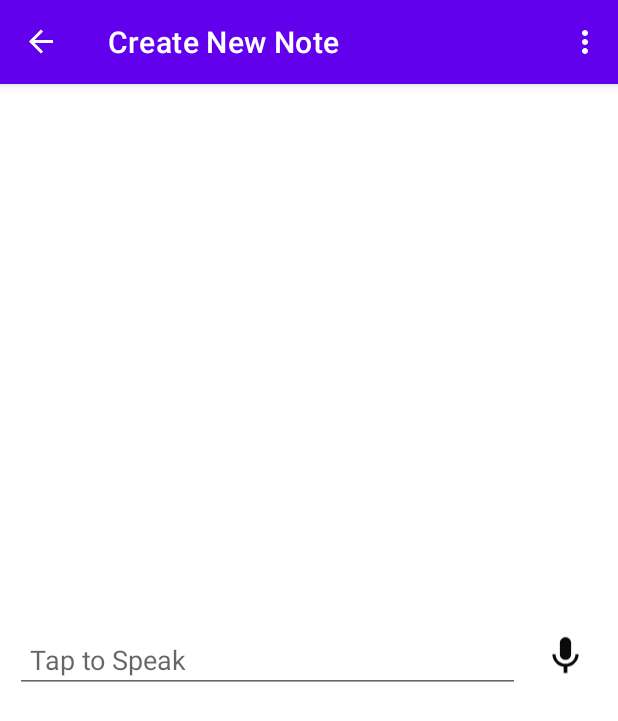
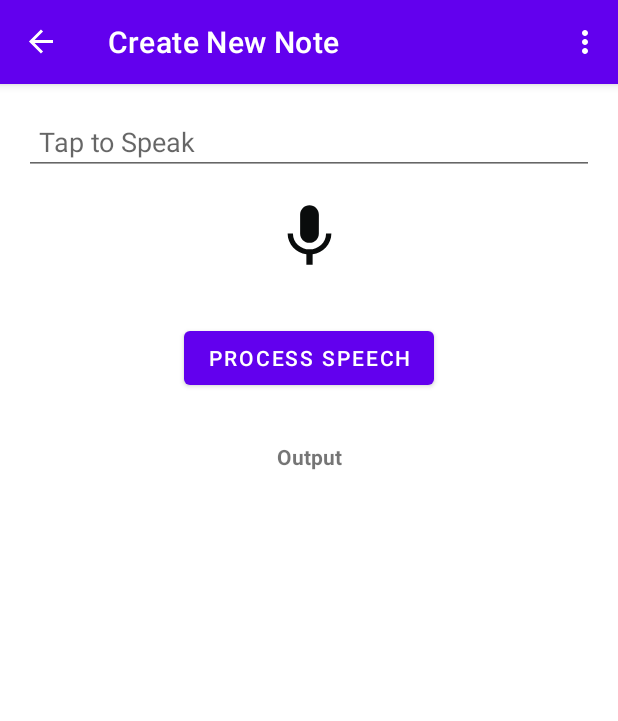
Before and after one commit to vikasvmane/MeetAssist, an Android app: the CreateNoteFragment screen opened through its navigation route, on a phone screen of 412 x 824 dp. Shown: the top 721 px of the screen. Run offline under Robolectric (Android 15) with nearby library versions, the phone set to English and light mode, and no system bars; our stand-ins replace Dagger/Hilt's generated code, navigation-ui.

Commit message:
Fixed recording screen and added summary text

```diff
--- a/app/build.gradle
+++ b/app/build.gradle
@@ -26,7 +26,7 @@ android {
 
     buildTypes {
         debug {
-            buildConfigField "String", "BASE_URL", '"https://api.openai.com/v1/completions"'
+            buildConfigField "String", "BASE_URL", '"https://api.openai.com/v1/completions/"'
         }
         release {
             minifyEnabled false
@@ -64,8 +64,6 @@ dependencies {
     implementation "androidx.room:room-ktx:$room_version"
     implementation "androidx.room:room-runtime:$room_version"
     annotationProcessor "androidx.room:room-compiler:$room_version"
-    // To use Kotlin annotation processing tool (kapt)
-    kapt "androidx.room:room-compiler:$room_version"
     // To use Kotlin Symbol Processing (KSP)
     ksp "androidx.room:room-compiler:$room_version"
 
--- a/app/src/main/java/com/maverickai/meetassist/MainActivity.kt
+++ b/app/src/main/java/com/maverickai/meetassist/MainActivity.kt
@@ -10,7 +10,9 @@ import androidx.navigation.ui.setupActionBarWithNavController
 import android.view.Menu
 import android.view.MenuItem
 import com.maverickai.meetassist.databinding.ActivityMainBinding
+import dagger.hilt.android.AndroidEntryPoint
 
+@AndroidEntryPoint
 class MainActivity : AppCompatActivity() {
 
     private lateinit var appBarConfiguration: AppBarConfiguration
--- a/app/src/main/java/com/maverickai/meetassist/common/di/NetworkModule.kt
+++ b/app/src/main/java/com/maverickai/meetassist/common/di/NetworkModule.kt
@@ -22,10 +22,10 @@ class NetworkModule {
 
     @Singleton
     @Provides
-    fun provideOkHttpClient() {
+    fun provideOkHttpClient(): OkHttpClient {
         val loggingInterceptor = HttpLoggingInterceptor()
         loggingInterceptor.setLevel(HttpLoggingInterceptor.Level.BODY)
-        OkHttpClient.Builder()
+        return OkHttpClient.Builder()
             .addInterceptor(HeaderInterceptor())
             .addInterceptor(loggingInterceptor)
             .build()
--- a/app/src/main/java/com/maverickai/meetassist/feature_list/domain/model/Note.kt
+++ b/app/src/main/java/com/maverickai/meetassist/feature_list/domain/model/Note.kt
@@ -2,11 +2,12 @@ package com.maverickai.meetassist.feature_list.domain.model
 
 import android.os.Parcelable
 import androidx.room.Entity
+import androidx.room.PrimaryKey
 import kotlinx.parcelize.Parcelize
 
-@Entity
+@Entity(tableName = "notes")
 @Parcelize
 data class Note(
-    val id: Int, val title: String, val recordingUrl: String,
+    @PrimaryKey(autoGenerate = true)val id: Int, val title: String, val recordingUrl: String,
     val transcript: String, val summary: String
 ): Parcelable
--- a/app/src/main/java/com/maverickai/meetassist/feature_list/presentation/NotesListFragment.kt
+++ b/app/src/main/java/com/maverickai/meetassist/feature_list/presentation/NotesListFragment.kt
@@ -10,10 +10,12 @@ import androidx.navigation.fragment.findNavController
 import com.maverickai.meetassist.R
 import com.maverickai.meetassist.databinding.FragmentFirstBinding
 import com.maverickai.meetassist.feature_list.domain.model.Note
+import dagger.hilt.android.AndroidEntryPoint
 
 /**
  * A simple [Fragment] subclass as the default destination in the navigation.
  */
+@AndroidEntryPoint
 class NotesListFragment : Fragment() {
 
     private var _binding: FragmentFirstBinding? = null
--- a/app/src/main/java/com/maverickai/meetassist/feature_recording/data/repository/CreateNoteRepositoryImpl.kt
+++ b/app/src/main/java/com/maverickai/meetassist/feature_recording/data/repository/CreateNoteRepositoryImpl.kt
@@ -27,7 +27,8 @@ class CreateNoteRepositoryImpl @Inject constructor(
                     maxTokens = MAX_TOKENS,
                     topP = TOP_P,
                     frequencyPenalty = FREQUENCY_PENALTY,
-                    presencePenalty = PRESENCE_PENALTY
+                    presencePenalty = PRESENCE_PENALTY,
+                    prompt = "$PROMPT$prompt"
                 )
             )
         }
@@ -40,5 +41,6 @@ class CreateNoteRepositoryImpl @Inject constructor(
         const val TOP_P = 1
         const val FREQUENCY_PENALTY = 0
         const val PRESENCE_PENALTY = 0
+        const val PROMPT = "Get summary from the below text\n"
     }
 }
--- a/app/src/main/java/com/maverickai/meetassist/feature_recording/presentation/CreateNoteFragment.kt
+++ b/app/src/main/java/com/maverickai/meetassist/feature_recording/presentation/CreateNoteFragment.kt
@@ -11,6 +11,8 @@ import android.speech.SpeechRecognizer
 import android.view.LayoutInflater
 import android.view.MotionEvent
 import android.view.View
+import android.view.View.GONE
+import android.view.View.VISIBLE
 import android.view.ViewGroup
 import android.widget.EditText
 import android.widget.ImageView
@@ -18,14 +20,17 @@ import android.widget.Toast
 import androidx.core.app.ActivityCompat
 import androidx.core.content.ContextCompat
 import androidx.fragment.app.Fragment
+import androidx.lifecycle.ViewModelProvider
 import com.maverickai.meetassist.R
 import com.maverickai.meetassist.databinding.FragmentSecondBinding
+import dagger.hilt.android.AndroidEntryPoint
 import java.util.*
 
 
 /**
  * A simple [Fragment] subclass as the second destination in the navigation.
  */
+@AndroidEntryPoint
 class CreateNoteFragment : Fragment() {
     private val RecordAudioRequestCode = 1
     private var speechRecognizer: SpeechRecognizer? = null
@@ -33,6 +38,7 @@ class CreateNoteFragment : Fragment() {
     private var micButton: ImageView? = null
 
     private var _binding: FragmentSecondBinding? = null
+    private lateinit var viewModel: CreateNoteViewModel
 
     // This property is only valid between onCreateView and
     // onDestroyView.
@@ -40,7 +46,7 @@ class CreateNoteFragment : Fragment() {
 
     override fun onCreateView(
         inflater: LayoutInflater, container: ViewGroup?, savedInstanceState: Bundle?
-    ): View? {
+    ): View {
 
         _binding = FragmentSecondBinding.inflate(inflater, container, false)
         return binding.root
@@ -49,7 +55,7 @@ class CreateNoteFragment : Fragment() {
 
     override fun onViewCreated(view: View, savedInstanceState: Bundle?) {
         super.onViewCreated(view, savedInstanceState)
-
+        viewModel = ViewModelProvider(this)[CreateNoteViewModel::class.java]
         if (ContextCompat.checkSelfPermission(
                 requireContext(), Manifest.permission.RECORD_AUDIO
             ) != PackageManager.PERMISSION_GRANTED
@@ -57,8 +63,30 @@ class CreateNoteFragment : Fragment() {
             checkPermission()
         }
 
+        viewModel.loading.observe(viewLifecycleOwner) {
+            if (it == true) binding.progressBar.visibility = VISIBLE
+            else binding.progressBar.visibility = GONE
+        }
+        viewModel.error.observe(viewLifecycleOwner) {
+            it?.let { error ->
+                Toast.makeText(context, "Error - $error", Toast.LENGTH_SHORT).show()
+            }
+        }
+        viewModel.gptResponse.observe(viewLifecycleOwner) {
+            it?.let { response ->
+                binding.textOutput.visibility = VISIBLE
+                binding.textOutput.text = "Output :\n $response"
+            }
+        }
+
         editText = binding.text
-        micButton = binding.button
+        micButton = binding.buttonMic
+        binding.buttonSubmit.setOnClickListener {
+            if (editText?.text.toString().isNotEmpty())
+                viewModel.getChatGPTData(editText?.text.toString())
+            else
+                Toast.makeText(context, "Speech text cannot be empty", Toast.LENGTH_SHORT).show()
+        }
         speechRecognizer = SpeechRecognizer.createSpeechRecognizer(context)
 
         val speechRecognizerIntent = Intent(RecognizerIntent.ACTION_RECOGNIZE_SPEECH)
@@ -72,6 +100,7 @@ class CreateNoteFragment : Fragment() {
             override fun onBeginningOfSpeech() {
                 editText?.setText("")
                 editText?.hint = "Listening..."
+                binding.textOutput.visibility = GONE
             }
 
             override fun onRmsChanged(v: Float) {}
--- a/app/src/main/java/com/maverickai/meetassist/feature_recording/presentation/CreateNoteViewModel.kt
+++ b/app/src/main/java/com/maverickai/meetassist/feature_recording/presentation/CreateNoteViewModel.kt
@@ -6,11 +6,16 @@ import androidx.lifecycle.ViewModel
 import androidx.lifecycle.viewModelScope
 import com.maverickai.meetassist.feature_recording.domain.CreateNoteRepository
 import com.maverickai.meetassist.feature_recording.domain.model.GPTResponse
+import dagger.hilt.android.lifecycle.HiltViewModel
 import kotlinx.coroutines.Dispatchers
+import kotlinx.coroutines.flow.catch
+import kotlinx.coroutines.flow.flowOn
 import kotlinx.coroutines.launch
 import javax.inject.Inject
 
-class CreateNoteViewModel @Inject constructor(private val createNoteRepository: CreateNoteRepository): ViewModel() {
+@HiltViewModel
+class CreateNoteViewModel @Inject constructor(private val createNoteRepository: CreateNoteRepository) :
+    ViewModel() {
     private val _gptResponse = MutableLiveData<GPTResponse>()
     val gptResponse: LiveData<GPTResponse> = _gptResponse
     private val _loading = MutableLiveData<Boolean>()
@@ -26,12 +31,12 @@ class CreateNoteViewModel @Inject constructor(private val createNoteRepository:
         viewModelScope.launch {
             _loading.value = true
 
-            createNoteRepository.getChatGPTResponse(prompt).invoke().flowOn(Dispatchers.IO).catch {
+            createNoteRepository.getChatGPTResponse(prompt).flowOn(Dispatchers.IO).catch {
                 _loading.value = false
-                error.value = it.message
+                _error.value = it.message
             }.collect {
                 _loading.value = false
-                error.value = null
+                _error.value = null
             }
         }
     }
--- a/app/src/main/res/layout/fragment_second.xml
+++ b/app/src/main/res/layout/fragment_second.xml
@@ -1,37 +1,68 @@
 <?xml version="1.0" encoding="utf-8"?>
-<RelativeLayout xmlns:android="http://schemas.android.com/apk/res/android"
+<androidx.constraintlayout.widget.ConstraintLayout xmlns:android="http://schemas.android.com/apk/res/android"
     xmlns:app="http://schemas.android.com/apk/res-auto"
     xmlns:tools="http://schemas.android.com/tools"
     android:layout_width="match_parent"
     android:layout_height="match_parent"
+    android:padding="16dp"
     tools:context=".MainActivity">
 
-    <RelativeLayout
-        android:layout_width="match_parent"
+    <Button
+        android:id="@+id/buttonSubmit"
+        android:layout_width="wrap_content"
         android:layout_height="wrap_content"
-        android:layout_centerInParent="true"
-        android:layout_marginLeft="10dp"
-        android:layout_marginRight="10dp">
+        android:layout_marginTop="32dp"
+        android:text="Process Speech"
+        app:layout_constraintEnd_toEndOf="parent"
+        app:layout_constraintStart_toStartOf="parent"
+        app:layout_constraintTop_toBottomOf="@id/buttonMic" />
 
     <EditText
         android:id="@+id/text"
         android:layout_width="match_parent"
         android:layout_height="wrap_content"
-            android:layout_centerInParent="true"
-            android:layout_marginRight="15dp"
-            android:layout_toLeftOf="@id/button"
         android:hint="Tap to Speak"
-            android:padding="10dp" />
+        android:inputType="textMultiLine"
+        android:padding="10dp"
+        app:layout_constraintEnd_toEndOf="parent"
+        app:layout_constraintStart_toStartOf="parent"
+        app:layout_constraintTop_toTopOf="parent" />
 
     <ImageView
-            android:id="@+id/button"
-            android:layout_width="40dp"
-            android:layout_height="40dp"
-            android:layout_alignParentRight="true"
+        android:id="@+id/buttonMic"
+        android:layout_width="50dp"
+        android:layout_height="50dp"
+        android:layout_marginTop="16dp"
         android:backgroundTint="#F9F8FA"
-            android:paddingRight="10dp"
-            android:src="@drawable/ic_mic_black_off" />
-    </RelativeLayout>
+        android:src="@drawable/ic_mic_black_off"
+        app:layout_constraintEnd_toEndOf="parent"
+        app:layout_constraintStart_toStartOf="parent"
+        app:layout_constraintTop_toBottomOf="@id/text" />
+
+    <ProgressBar
+        android:id="@+id/progressBar"
+        style="?android:attr/progressBarStyle"
+        android:layout_width="wrap_content"
+        android:layout_height="wrap_content"
+        android:visibility="gone"
+        app:layout_constraintBottom_toBottomOf="parent"
+        app:layout_constraintEnd_toEndOf="parent"
+        app:layout_constraintStart_toStartOf="parent"
+        app:layout_constraintTop_toTopOf="parent" />
+
+    <TextView
+        android:id="@+id/textOutput"
+        android:layout_width="wrap_content"
+        android:layout_height="wrap_content"
+        android:layout_alignParentBottom="true"
+        android:layout_centerHorizontal="true"
+        android:layout_marginTop="16dp"
+        android:padding="16dp"
+        android:text="Output"
+        android:textStyle="bold"
+        app:layout_constraintEnd_toEndOf="parent"
+        app:layout_constraintStart_toStartOf="parent"
+        app:layout_constraintTop_toBottomOf="@id/buttonSubmit" />
 
 
-</RelativeLayout>
+</androidx.constraintlayout.widget.ConstraintLayout>
```
Lines whose indentation alone changed are shown as unchanged.
